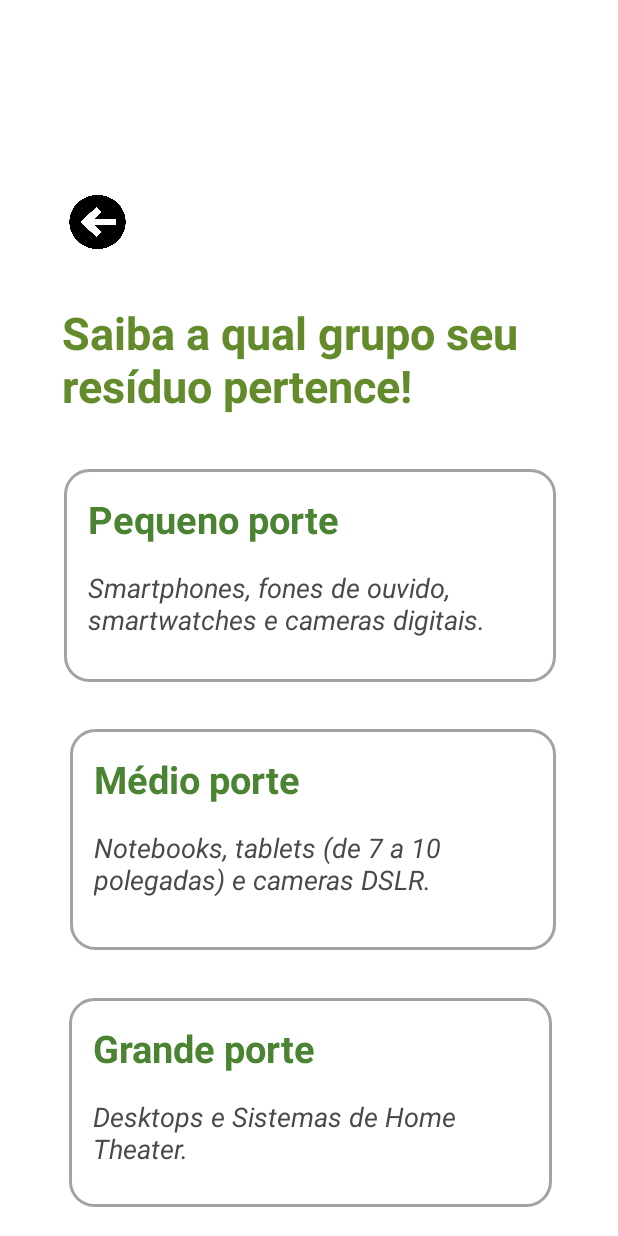
After one commit to MatheusAlvesCavalcante/EcoTech, an Android app: the layout grupo_res.xml on its own in the app's theme, with its tools: preview values and no code run, on a phone screen of 412 x 824 dp. The commit adds this screen. Run offline under Robolectric (Android 15) with nearby library versions, the phone set to English and light mode, and no system bars.

Commit message:
Fiz a pág explicando o pequeno porte etc.

```diff
--- /dev/null
+++ b/app/src/main/java/br/com/local/ecotech/GrupoRes.java
@@ -0,0 +1,12 @@
+package br.com.local.ecotech;
+
+import android.os.Bundle;
+
+import androidx.appcompat.app.AppCompatActivity;
+public class GrupoRes extends AppCompatActivity  {
+    @Override
+    protected void onCreate(Bundle savedInstanceState) {
+        super.onCreate(savedInstanceState);
+        setContentView(R.layout.grupo_res);
+    }
+}
--- a/app/src/main/java/br/com/local/ecotech/Home.java
+++ b/app/src/main/java/br/com/local/ecotech/Home.java
@@ -24,6 +24,10 @@ public class Home extends AppCompatActivity {
             }
         });
 
+
+
+
+
         Button abrindo_tela_lista = findViewById(R.id.btn_lista);
 
         abrindo_tela_lista.setOnClickListener(new View.OnClickListener() {
@@ -35,9 +39,15 @@ public class Home extends AppCompatActivity {
             }
         });
 
-    Button abrindo_tela_descarte = findViewById(R.id.btn_descarte);
 
-        abrindo_tela_descarte.setOnClickListener(new View.OnClickListener() {
+
+
+
+
+
+    Button abrindo_tela_grupo_res = findViewById(R.id.btn_descarte);
+
+        abrindo_tela_grupo_res.setOnClickListener(new View.OnClickListener() {
 
 @Override
 public void onClick(View v){
@@ -45,5 +55,11 @@ public void onClick(View v){
         startActivity (intent);
         }
         });
+
+
+
+
+
+
         }
 }
--- /dev/null
+++ b/app/src/main/res/drawable/rounded_rectangle.xml
@@ -0,0 +1,8 @@
+<?xml version="1.0" encoding="utf-8"?>
+<shape xmlns:android="http://schemas.android.com/apk/res/android">
+    <solid android:color="#FFFFFF"/> <!-- Cor de fundo -->
+    <corners android:radius="16dp"/> <!-- Raio das bordas arredondadas -->
+    <stroke
+        android:width="2dp"
+        android:color="#A3A3A3"/> <!-- Cor e largura da borda -->
+</shape>
--- a/app/src/main/res/layout/activity_home.xml
+++ b/app/src/main/res/layout/activity_home.xml
@@ -19,47 +19,50 @@
         app:layout_constraintTop_toTopOf="parent" />
 
     <androidx.appcompat.widget.AppCompatButton
+        android:id="@+id/appCompatButton"
         android:layout_width="329dp"
         android:layout_height="77dp"
         android:layout_marginTop="46dp"
-        android:layout_marginBottom="20dp"
+        android:layout_marginBottom="24dp"
         android:background="@drawable/button_home"
+        android:onClick="abrindo_tela"
         android:text="@string/porque_reciclar"
         android:textColor="@color/white"
         app:layout_constraintBottom_toTopOf="@+id/btn_descarte"
         app:layout_constraintEnd_toEndOf="parent"
         app:layout_constraintStart_toStartOf="parent"
         app:layout_constraintTop_toBottomOf="@+id/img"
-        tools:ignore="MissingConstraints,OnClick"
-        android:onClick="abrindo_tela"/>
+        tools:ignore="MissingConstraints,OnClick" />
+
 
     <androidx.appcompat.widget.AppCompatButton
         android:id="@+id/btn_descarte"
         android:layout_width="329dp"
         android:layout_height="77dp"
+        android:layout_marginBottom="24dp"
         android:background="@drawable/button_home2"
+        android:onClick="abrindo_tela_grupo_re"
         android:text="@string/grupo_de_residuos"
         android:textColor="@color/white"
+        app:layout_constraintBottom_toTopOf="@+id/btn_lista"
         app:layout_constraintEnd_toEndOf="parent"
         app:layout_constraintStart_toStartOf="parent"
-        tools:layout_editor_absoluteY="401dp"
-        android:onClick="abrindo_tela_descarte"
-        tools:ignore="MissingConstraints,OnClick"
-        />
-
+        app:layout_constraintTop_toBottomOf="@+id/appCompatButton"
+        tools:ignore="MissingConstraints,OnClick" />
 
     <androidx.appcompat.widget.AppCompatButton
         android:id="@+id/btn_lista"
         android:layout_width="329dp"
         android:layout_height="77dp"
+        android:layout_marginTop="24dp"
         android:background="@drawable/button_home3"
+        android:onClick="abrindo_tela_lista"
         android:text="@string/pontos_de_coleta"
         android:textColor="@color/white"
         app:layout_constraintEnd_toEndOf="parent"
         app:layout_constraintStart_toStartOf="parent"
-        tools:layout_editor_absoluteY="502dp"
-        android:onClick="abrindo_tela_lista"
-        tools:ignore="MissingConstraints,OnClick"/>
+        app:layout_constraintTop_toBottomOf="@+id/btn_descarte"
+        tools:ignore="MissingConstraints,OnClick" />
 
     <androidx.appcompat.widget.AppCompatButton
         android:id="@+id/btn_bem_vindo"
--- /dev/null
+++ b/app/src/main/res/layout/grupo_res.xml
@@ -0,0 +1,169 @@
+<?xml version="1.0" encoding="utf-8"?>
+<androidx.constraintlayout.widget.ConstraintLayout xmlns:android="http://schemas.android.com/apk/res/android"
+    xmlns:app="http://schemas.android.com/apk/res-auto"
+    xmlns:tools="http://schemas.android.com/tools"
+    android:layout_width="match_parent"
+    android:layout_height="match_parent"
+    tools:context=".Home"
+    android:background="@color/white">
+
+    <androidx.appcompat.widget.AppCompatButton
+        android:id="@+id/btn_bem_vindo"
+        style="@style/radius"
+        android:layout_width="50dp"
+        android:layout_height="48dp"
+        android:layout_marginTop="31dp"
+        android:layout_marginBottom="652dp"
+        android:background="@drawable/ic_back_arrow"
+        android:onClick="abrindo_tela_home"
+        android:padding="20dp"
+        android:text="."
+        app:layout_constraintBottom_toBottomOf="parent"
+        app:layout_constraintEnd_toEndOf="parent"
+        app:layout_constraintHorizontal_bias="0.0"
+        app:layout_constraintStart_toStartOf="parent"
+        app:layout_constraintTop_toTopOf="parent"
+        app:layout_constraintVertical_bias="1.0"
+        tools:ignore="MissingConstraints,OnClick" />
+
+    <TextView
+        android:id="@+id/textView2"
+        android:layout_width="339dp"
+        android:layout_height="98dp"
+        android:layout_gravity="center_horizontal"
+        android:layout_marginStart="14dp"
+        android:layout_marginTop="32dp"
+        android:layout_marginEnd="20dp"
+        android:layout_marginBottom="21dp"
+        android:background="@android:color/transparent"
+        android:padding="8dp"
+        android:text="@string/grupo_res"
+        android:textColor="#638B2C"
+        android:textSize="30sp"
+        android:textStyle="bold"
+        app:layout_constraintBottom_toTopOf="@+id/linearLayout"
+        app:layout_constraintEnd_toEndOf="parent"
+        app:layout_constraintStart_toStartOf="parent"
+        app:layout_constraintTop_toBottomOf="@+id/btn_bem_vindo" />
+
+    <LinearLayout
+        android:id="@+id/linearLayout"
+        android:layout_width="328dp"
+        android:layout_height="142dp"
+        android:layout_centerInParent="true"
+        android:layout_marginStart="46dp"
+        android:layout_marginEnd="41dp"
+        android:layout_marginBottom="30dp"
+        android:background="@drawable/rounded_rectangle"
+        android:orientation="vertical"
+        android:padding="16dp"
+        app:layout_constraintBottom_toTopOf="@+id/linearLayout2"
+        app:layout_constraintEnd_toEndOf="parent"
+        app:layout_constraintHorizontal_bias="1.0"
+        app:layout_constraintStart_toStartOf="parent"
+        app:layout_constraintTop_toBottomOf="@+id/textView2"
+        tools:ignore="MissingConstraints">
+
+        <TextView
+            android:id="@+id/text_view_1"
+            android:layout_width="wrap_content"
+            android:layout_height="wrap_content"
+            android:text="@string/texto_rec1"
+            android:textColor="#4A8331"
+            android:textSize="25sp"
+            android:textStyle="bold"/>
+
+        <TextView
+            android:id="@+id/text_view_2"
+            android:layout_width="wrap_content"
+            android:layout_height="wrap_content"
+            android:layout_marginTop="16dp"
+            android:text="@string/texto_rec2"
+            android:textColor="#4A4949"
+            android:textSize="18sp"
+            android:textStyle="italic"/>
+
+    </LinearLayout>
+
+    <LinearLayout
+        android:id="@+id/linearLayout2"
+        android:layout_width="324dp"
+        android:layout_height="147dp"
+        android:layout_centerInParent="true"
+        android:layout_marginStart="46dp"
+        android:layout_marginTop="1dp"
+        android:layout_marginEnd="41dp"
+        android:layout_marginBottom="30dp"
+        android:background="@drawable/rounded_rectangle"
+        android:orientation="vertical"
+        android:padding="16dp"
+        app:layout_constraintBottom_toTopOf="@+id/linearLayout3"
+        app:layout_constraintEnd_toEndOf="parent"
+        app:layout_constraintHorizontal_bias="1.0"
+        app:layout_constraintStart_toStartOf="parent"
+        app:layout_constraintTop_toBottomOf="@+id/linearLayout"
+        tools:ignore="MissingConstraints">
+
+        <TextView
+            android:id="@+id/text_view_3"
+            android:layout_width="wrap_content"
+            android:layout_height="wrap_content"
+            android:text="@string/texto_rec3"
+            android:textColor="#4A8331"
+            android:textSize="25sp"
+            android:textStyle="bold"/>
+
+        <TextView
+            android:id="@+id/text_view_4"
+            android:layout_width="wrap_content"
+            android:layout_height="wrap_content"
+            android:layout_marginTop="16dp"
+            android:text="@string/texto_rec4"
+            android:textColor="#4A4949"
+            android:textSize="18sp"
+            android:textStyle="italic"/>
+
+    </LinearLayout>
+
+    <LinearLayout
+        android:id="@+id/linearLayout3"
+        android:layout_width="322dp"
+        android:layout_height="139dp"
+        android:layout_centerInParent="true"
+        android:layout_marginStart="46dp"
+        android:layout_marginTop="2dp"
+        android:layout_marginEnd="41dp"
+        android:layout_marginBottom="30dp"
+        android:background="@drawable/rounded_rectangle"
+        android:orientation="vertical"
+        android:padding="16dp"
+        app:layout_constraintBottom_toBottomOf="parent"
+        app:layout_constraintEnd_toEndOf="parent"
+        app:layout_constraintHorizontal_bias="0.0"
+        app:layout_constraintStart_toStartOf="parent"
+        app:layout_constraintTop_toBottomOf="@+id/linearLayout2"
+        tools:ignore="MissingConstraints">
+
+        <TextView
+            android:id="@+id/text_view_5"
+            android:layout_width="wrap_content"
+            android:layout_height="wrap_content"
+            android:text="@string/texto_rec5"
+            android:textColor="#4A8331"
+            android:textSize="25sp"
+            android:textStyle="bold"/>
+
+        <TextView
+            android:id="@+id/text_view_6"
+            android:layout_width="wrap_content"
+            android:layout_height="wrap_content"
+            android:layout_marginTop="16dp"
+            android:text="@string/texto_rec6"
+            android:textColor="#4A4949"
+            android:textSize="18sp"
+            android:textStyle="italic"/>
+
+    </LinearLayout>
+
+
+</androidx.constraintlayout.widget.ConstraintLayout>
--- a/app/src/main/res/layout/importancia_rec.xml
+++ b/app/src/main/res/layout/importancia_rec.xml
@@ -6,17 +6,6 @@
     android:layout_height="match_parent"
     tools:context=".Home"
     android:background="@color/white">
-
-    <LinearLayout
-        android:layout_width="match_parent"
-        android:layout_height="wrap_content"
-        android:layout_marginTop="4dp"
-        android:orientation="vertical"
-        app:layout_constraintTop_toTopOf="parent"
-        tools:layout_editor_absoluteX="0dp">
-
-    </LinearLayout>
-
     <androidx.appcompat.widget.AppCompatButton
         android:id="@+id/btn_bem_vindo"
 
--- a/app/src/main/res/values/strings.xml
+++ b/app/src/main/res/values/strings.xml
@@ -38,6 +38,12 @@
     <string name="texto8"> Reduz a produção de resíduos, contribuindo para a preservação do meio ambiente.</string>
     <string name="texto9">Permite a recuperação de materiais valiosos que podem ser reutilizados, economizando energia e recursos na fabricação de novos produtos.</string>
     <string name="texto10">Reciclar resíduos eletrônicos é uma prática essencial para proteger o planeta e promover um futuro sustentável.</string>
-
+    <string name="grupo_res">Saiba a qual grupo seu resíduo pertence!</string>
+    <string name="texto_rec1">Pequeno porte</string>
+    <string name="texto_rec2">Smartphones, fones de ouvido, smartwatches e cameras digitais.</string>
+    <string name="texto_rec3">Médio porte</string>
+    <string name="texto_rec4">Notebooks, tablets (de 7 a 10 polegadas) e cameras DSLR.</string>
+    <string name="texto_rec5">Grande porte</string>
+    <string name="texto_rec6">Desktops e Sistemas de Home Theater.</string>
 
 </resources>
```
